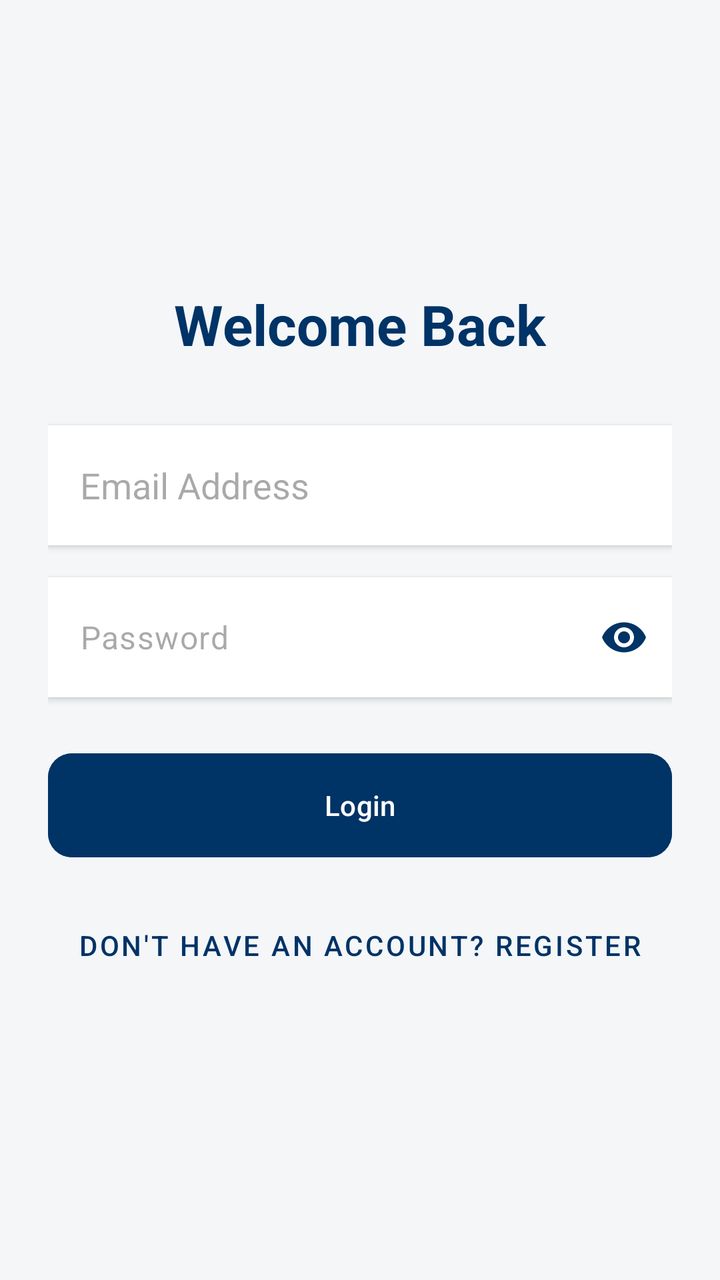
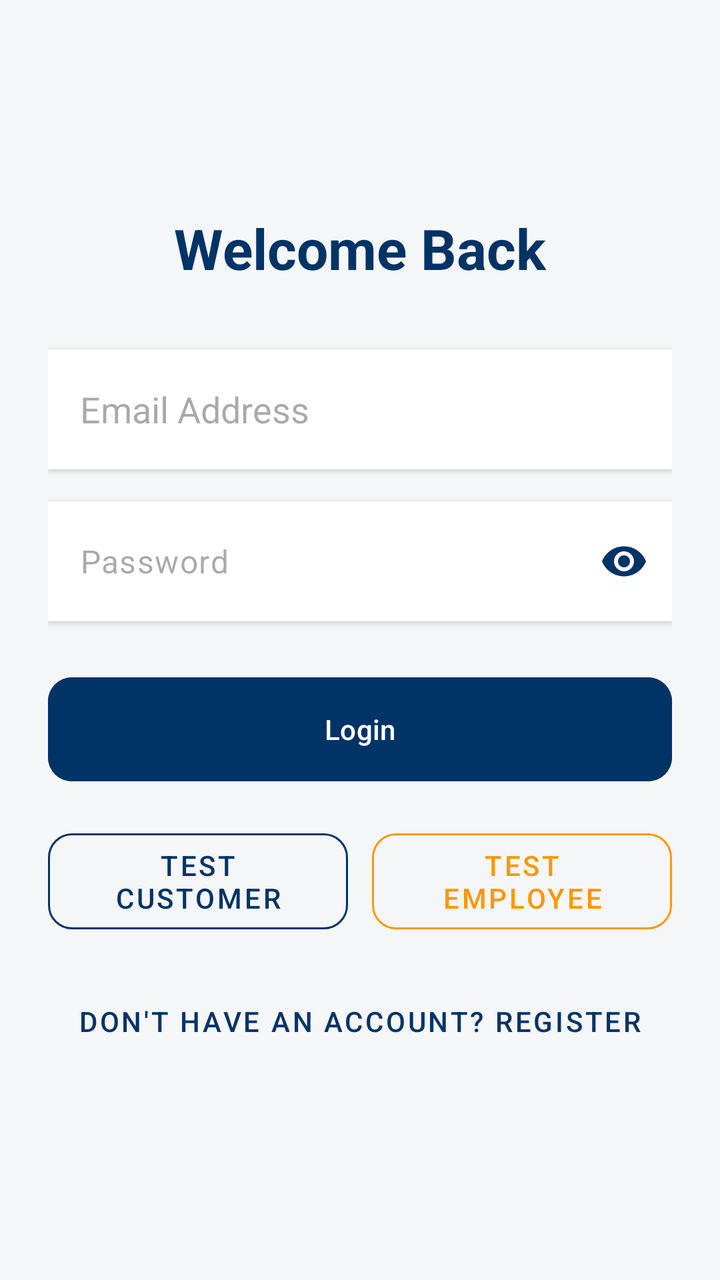

Screens rendered from an Android XML layout before and after an edit, with the pre-edit source and the edit as a unified diff.
<!-- AndroidManifest.xml: application theme Theme.PrintIt -->
<!-- res/layout/activity_login.xml -->
<?xml version="1.0" encoding="utf-8"?>
<LinearLayout xmlns:android="http://schemas.android.com/apk/res/android"
    xmlns:app="http://schemas.android.com/apk/res-auto"
    android:layout_width="match_parent"
    android:layout_height="match_parent"
    android:orientation="vertical"
    android:padding="24dp"
    android:gravity="center"
    android:background="@color/caicon_grey_background">

    <TextView
        android:layout_width="wrap_content"
        android:layout_height="wrap_content"
        android:text="Welcome Back"
        android:textSize="28sp"
        android:textStyle="bold"
        android:textColor="@color/caicon_blue_primary"
        android:layout_marginBottom="32dp"/>

    <EditText
        android:id="@+id/et_email"
        android:layout_width="match_parent"
        android:layout_height="60dp"
        android:hint="Email Address"
        android:inputType="textEmailAddress"
        android:background="@color/white"
        android:textColor="@color/black"
        android:padding="16dp"
        android:layout_marginBottom="16dp"
        android:elevation="2dp"/>

    <com.google.android.material.textfield.TextInputLayout
        android:layout_width="match_parent"
        android:layout_height="60dp"
        android:layout_marginBottom="24dp"
        android:elevation="2dp"
        android:background="@color/white"
        app:hintEnabled="false"
        app:endIconMode="password_toggle"
        app:endIconTint="@color/caicon_blue_primary">

        <com.google.android.material.textfield.TextInputEditText
            android:id="@+id/et_password"
            android:layout_width="match_parent"
            android:layout_height="match_parent"
            android:hint="Password"
            android:inputType="textPassword"
            android:background="@android:color/transparent"
            android:textColor="@color/black"
            android:padding="16dp" />

    </com.google.android.material.textfield.TextInputLayout>

    <Button
        android:id="@+id/btn_login"
        android:layout_width="match_parent"
        android:layout_height="60dp"
        android:text="Login"
        android:textColor="@color/white"
        android:backgroundTint="@color/caicon_blue_primary"
        app:cornerRadius="12dp"
        android:layout_marginBottom="16dp"/>

    <Button
        android:id="@+id/btn_register"
        style="@style/Widget.MaterialComponents.Button.TextButton"
        android:layout_width="match_parent"
        android:layout_height="wrap_content"
        android:text="Don't have an account? Register"
        android:textColor="@color/caicon_blue_primary"/>

</LinearLayout>
<!-- resources referenced by this layout -->
<resources>
  <color name="black">#000000</color>
  <color name="caicon_blue_primary">#003366</color>
  <color name="caicon_grey_background">#F4F6F8</color>
  <color name="white">#FFFFFF</color>
  <style name="Theme.PrintIt" parent="Base.Theme.PrintIt" />
  <style name="Base.Theme.PrintIt" parent="Theme.Material3.DayNight.NoActionBar">
          <item name="colorPrimary">@color/caicon_blue_primary</item>
          <item name="colorPrimaryVariant">@color/caicon_blue_primary</item>
  
          <item name="android:statusBarColor">@color/caicon_blue_primary</item>
          <item name="android:windowSplashScreenBackground" tools:targetApi="31">@color/caicon_blue_primary</item>
          <item name="android:windowBackground">@color/caicon_blue_primary</item>
  
          <item name="colorControlActivated">@color/caicon_blue_primary</item>
      </style>
</resources>

<!-- the commit's change to res/layout/activity_login.xml (unified diff, before → after) -->
@@ -61,6 +61,38 @@
         app:cornerRadius="12dp"
         android:layout_marginBottom="16dp"/>
 
+    <LinearLayout
+        android:layout_width="match_parent"
+        android:layout_height="wrap_content"
+        android:orientation="horizontal"
+        android:layout_marginBottom="16dp"
+        android:weightSum="2">
+
+        <Button
+            android:id="@+id/btn_test_customer"
+            style="@style/Widget.MaterialComponents.Button.OutlinedButton"
+            android:layout_width="0dp"
+            android:layout_height="60dp"
+            android:layout_weight="1"
+            android:layout_marginEnd="6dp"
+            android:text="Test Customer"
+            android:textColor="@color/caicon_blue_primary"
+            app:strokeColor="@color/caicon_blue_primary"
+            app:cornerRadius="12dp"/>
+
+        <Button
+            android:id="@+id/btn_test_employee"
+            style="@style/Widget.MaterialComponents.Button.OutlinedButton"
+            android:layout_width="0dp"
+            android:layout_height="60dp"
+            android:layout_weight="1"
+            android:layout_marginStart="6dp"
+            android:text="Test Employee"
+            android:textColor="#FF9800"
+            app:strokeColor="#FF9800"
+            app:cornerRadius="12dp"/>
+    </LinearLayout>
+
     <Button
         android:id="@+id/btn_register"
         style="@style/Widget.MaterialComponents.Button.TextButton"
